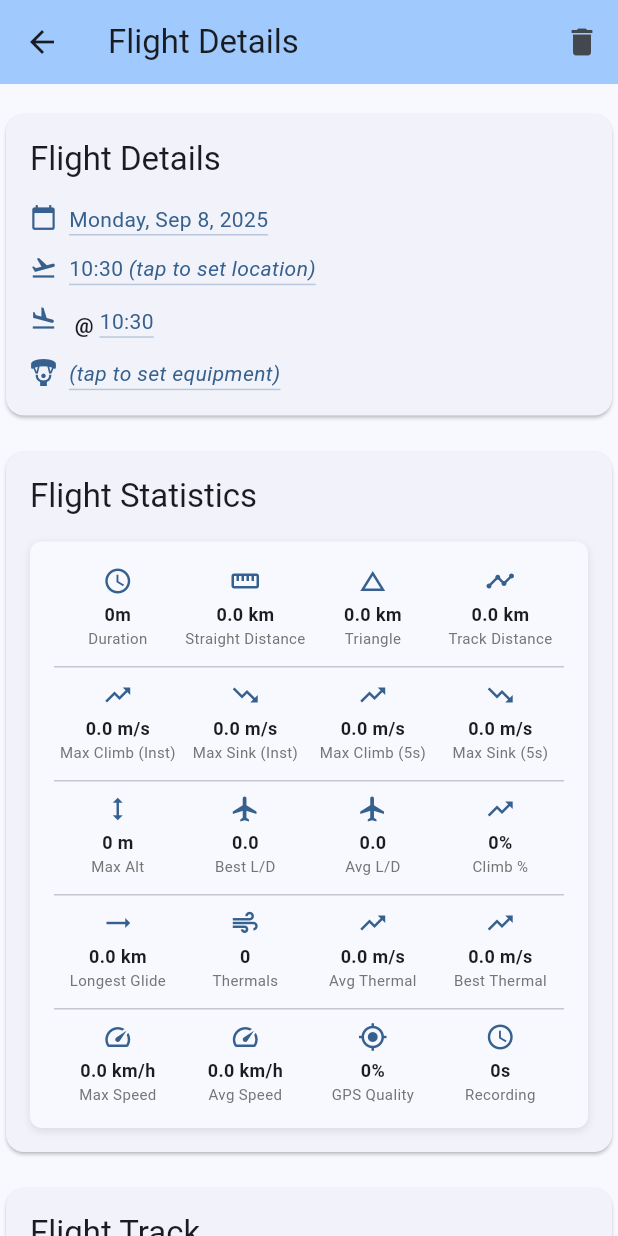
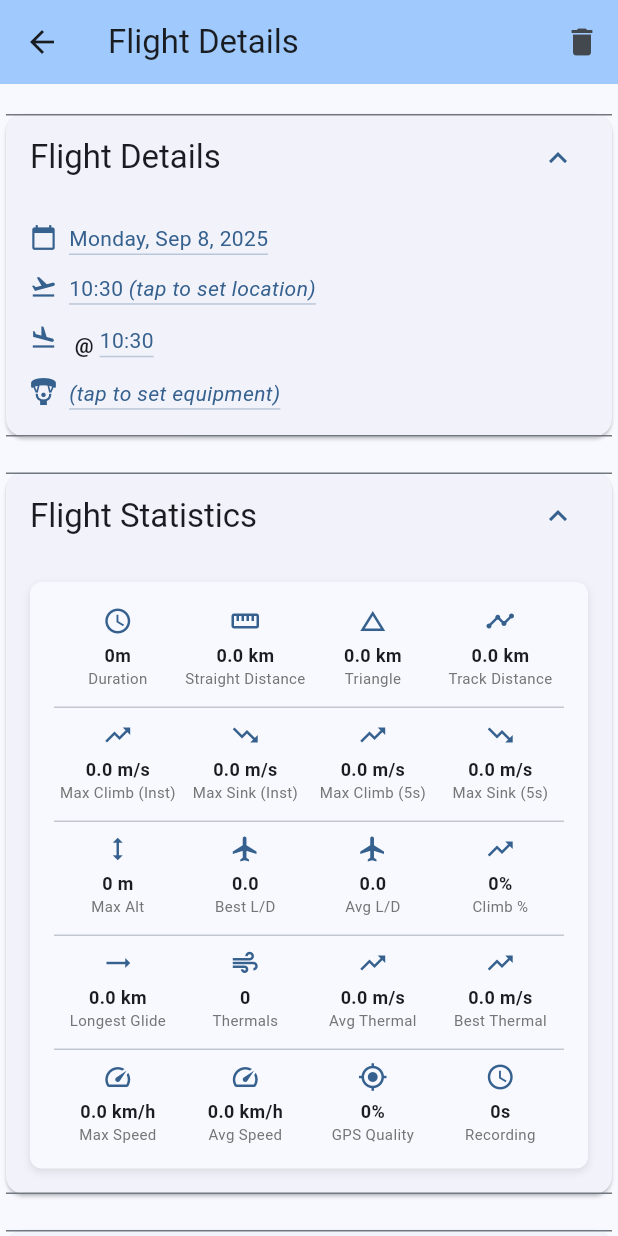
Before and after one commit to Kevin-McIsaac/the_paragliding_app, a Flutter app: the FlightDetailScreen screen opened directly with empty values, on a phone screen of 412 x 824 dp. Run offline on Flutter 3.47's test engine with Material 3 defaults, Android fonts, the phone set to English and light mode, and no system bars; our stand-ins replace connectivity_plus, file_picker, fl_chart, flutter_map, latlong2, logger and 4 more; missing offline and left inert: flutter_inappwebview, flutter_map_dragmarker, receive_sharing_intent; accounts and stored records are empty.

Commit message:
refactor: Convert flight detail cards to collapsible ExpansionTiles
- Replace static Cards with ExpansionTiles for Flight Details, Statistics, and Track sections
- Add PageStorageKeys to preserve expansion state across rebuilds
- Set initiallyExpanded: true to maintain current UX
- Improve screen space utilization by allowing users to collapse sections
- Maintain existing functionality while adding better content organization

🤖 Generated with [Claude Code](https://claude.ai/code)

Co-Authored-By: Claude <noreply@anthropic.com>

```diff
--- a/free_flight_log_app/lib/presentation/screens/flight_detail_screen.dart
+++ b/free_flight_log_app/lib/presentation/screens/flight_detail_screen.dart
@@ -748,19 +748,19 @@ class _FlightDetailScreenState extends State<FlightDetailScreen> with WidgetsBin
                   children: [
                     // Flight Details Card (Combined Overview, Sites, and Equipment)
                     Card(
-                      child: Padding(
-                        padding: const EdgeInsets.all(16.0),
-                        child: Column(
-                          crossAxisAlignment: CrossAxisAlignment.start,
-                          children: [
-                            Text(
+                      child: ExpansionTile(
+                        key: const PageStorageKey('flight_details'),
+                        title: Text(
                           'Flight Details',
                           style: Theme.of(context).textTheme.titleLarge,
                         ),
-                            const SizedBox(height: 16),
-                            _buildFlightDetailsContent(),
-                          ],
-                        ),
+                        initiallyExpanded: true,
+                        children: [
+                          Padding(
+                            padding: const EdgeInsets.all(16.0),
+                            child: _buildFlightDetailsContent(),
+                          ),
+                        ],
                       ),
                     ),
 
@@ -769,19 +769,19 @@ class _FlightDetailScreenState extends State<FlightDetailScreen> with WidgetsBin
                     // Flight Statistics Card (if track data available)
                     if (_flight.trackLogPath != null)
                       Card(
-                        child: Padding(
-                          padding: const EdgeInsets.all(16.0),
-                          child: Column(
-                            crossAxisAlignment: CrossAxisAlignment.start,
-                            children: [
-                              Text(
+                        child: ExpansionTile(
+                          key: const PageStorageKey('flight_statistics'),
+                          title: Text(
                             'Flight Statistics',
                             style: Theme.of(context).textTheme.titleLarge,
                           ),
-                              const SizedBox(height: 16),
-                              FlightStatisticsWidget(flight: _flight),
-                            ],
-                          ),
+                          initiallyExpanded: true,
+                          children: [
+                            Padding(
+                              padding: const EdgeInsets.all(16.0),
+                              child: FlightStatisticsWidget(flight: _flight),
+                            ),
+                          ],
                         ),
                       ),
 
@@ -790,22 +790,22 @@ class _FlightDetailScreenState extends State<FlightDetailScreen> with WidgetsBin
                     // Flight Track Map (if track data available)
                     if (_flight.trackLogPath != null)
                       Card(
-                        child: Padding(
-                          padding: const EdgeInsets.all(16.0),
-                          child: Column(
-                            crossAxisAlignment: CrossAxisAlignment.start,
-                            children: [
-                              Text(
+                        child: ExpansionTile(
+                          key: const PageStorageKey('flight_track'),
+                          title: Text(
                             'Flight Track',
                             style: Theme.of(context).textTheme.titleLarge,
                           ),
-                              const SizedBox(height: 16),
-                              FlightTrack2DWidget(
+                          initiallyExpanded: true,
+                          children: [
+                            Padding(
+                              padding: const EdgeInsets.all(16.0),
+                              child: FlightTrack2DWidget(
                                 flight: _flight,
                                 height: 732,
                               ),
-                            ],
-                          ),
+                            ),
+                          ],
                         ),
                       ),
 
@@ -837,19 +837,12 @@ class _FlightDetailScreenState extends State<FlightDetailScreen> with WidgetsBin
                     // Notes Card (Notes editing or display)
                     if (_isEditingNotes)
                       Card(
-                        child: Padding(
-                          padding: const EdgeInsets.all(16.0),
-                          child: Column(
-                            crossAxisAlignment: CrossAxisAlignment.start,
-                            children: [
-                              Row(
-                                mainAxisAlignment: MainAxisAlignment.spaceBetween,
-                                children: [
-                                  Text(
-                                    'Notes',
-                                    style: Theme.of(context).textTheme.titleLarge,
-                                  ),
-                                  Row(
+                        child: ExpansionTile(
+                          key: const PageStorageKey('notes_edit'),
+                          title: Text('Notes', style: Theme.of(context).textTheme.titleLarge),
+                          initiallyExpanded: true,
+                          trailing: Row(
+                            mainAxisSize: MainAxisSize.min,
                             children: [
                               TextButton(
                                 onPressed: _isSaving ? null : _cancelNotesEdit,
@@ -868,10 +861,10 @@ class _FlightDetailScreenState extends State<FlightDetailScreen> with WidgetsBin
                               ),
                             ],
                           ),
-                                ],
-                              ),
-                              const SizedBox(height: 16),
-                              TextFormField(
+                          children: [
+                            Padding(
+                              padding: const EdgeInsets.all(16.0),
+                              child: TextFormField(
                                 controller: _notesController,
                                 decoration: const InputDecoration(
                                   hintText: 'Enter your flight notes here...',
@@ -881,27 +874,19 @@ class _FlightDetailScreenState extends State<FlightDetailScreen> with WidgetsBin
                                 enabled: !_isSaving,
                                 autofocus: true,
                               ),
-                            ],
-                          ),
+                            ),
+                          ],
                         ),
                       )
                     else ...[
                       // Notes Display Card (when not editing)
                       if (_flight.notes?.isNotEmpty == true)
                         Card(
-                          child: Padding(
-                            padding: const EdgeInsets.all(16.0),
-                            child: Column(
-                              crossAxisAlignment: CrossAxisAlignment.start,
-                              children: [
-                                Row(
-                                  mainAxisAlignment: MainAxisAlignment.spaceBetween,
-                                  children: [
-                                    Text(
-                                      'Notes',
-                                      style: Theme.of(context).textTheme.titleLarge,
-                                    ),
-                                    IconButton(
+                          child: ExpansionTile(
+                            key: const PageStorageKey('notes_display'),
+                            title: Text('Notes', style: Theme.of(context).textTheme.titleLarge),
+                            initiallyExpanded: true,
+                            trailing: IconButton(
                               onPressed: () {
                                 setState(() {
                                   _isEditingNotes = true;
@@ -910,10 +895,10 @@ class _FlightDetailScreenState extends State<FlightDetailScreen> with WidgetsBin
                               icon: const Icon(Icons.edit, size: 20),
                               tooltip: 'Edit notes',
                             ),
-                                  ],
-                                ),
-                                const SizedBox(height: 16),
-                                Column(
+                            children: [
+                              Padding(
+                                padding: const EdgeInsets.all(16.0),
+                                child: Column(
                                   crossAxisAlignment: CrossAxisAlignment.start,
                                   children: [
                                     if (_flight.notes?.isNotEmpty == true) ...[
@@ -946,41 +931,33 @@ class _FlightDetailScreenState extends State<FlightDetailScreen> with WidgetsBin
                                     ],
                                   ],
                                 ),
-                              ],
-                            ),
+                              ),
+                            ],
                           ),
                         )
 
                       // Add Notes Card (if no notes exist and not editing)
                       else if (_flight.notes?.isEmpty != false && !_isEditingNotes)
-                        SizedBox(
-                          width: double.infinity,
-                          child: Card(
-                            child: Padding(
+                        Card(
+                          child: ExpansionTile(
+                            key: const PageStorageKey('notes_add'),
+                            title: Text('Notes', style: Theme.of(context).textTheme.titleLarge),
+                            initiallyExpanded: true,
+                            trailing: IconButton(
+                              onPressed: () {
+                                setState(() {
+                                  _isEditingNotes = true;
+                                });
+                              },
+                              icon: const Icon(Icons.add, size: 20),
+                              tooltip: 'Add notes',
+                            ),
+                            children: [
+                              Padding(
                                 padding: const EdgeInsets.all(16.0),
                                 child: Column(
                                   crossAxisAlignment: CrossAxisAlignment.start,
                                   children: [
-                                  Row(
-                                    mainAxisAlignment: MainAxisAlignment.spaceBetween,
-                                    children: [
-                                      Text(
-                                        'Notes',
-                                        style: Theme.of(context).textTheme.titleLarge,
-                                      ),
-                                      IconButton(
-                                        onPressed: () {
-                                          setState(() {
-                                            _isEditingNotes = true;
-                                          });
-                                        },
-                                        icon: const Icon(Icons.add, size: 20),
-                                        tooltip: 'Add notes',
-                                      ),
-                                    ],
-                                  ),
-                                  const SizedBox(height: 8),
-
                                     // Show IGC source info if available, even without user notes
                                     if (_flight.source == 'igc' && _flight.trackLogPath != null) ...[
                                       Text(
@@ -1043,6 +1020,7 @@ class _FlightDetailScreenState extends State<FlightDetailScreen> with WidgetsBin
                                   ],
                                 ),
                               ),
+                            ],
                           ),
                         ),
                     ],
```
Lines whose indentation alone changed are shown as unchanged.
